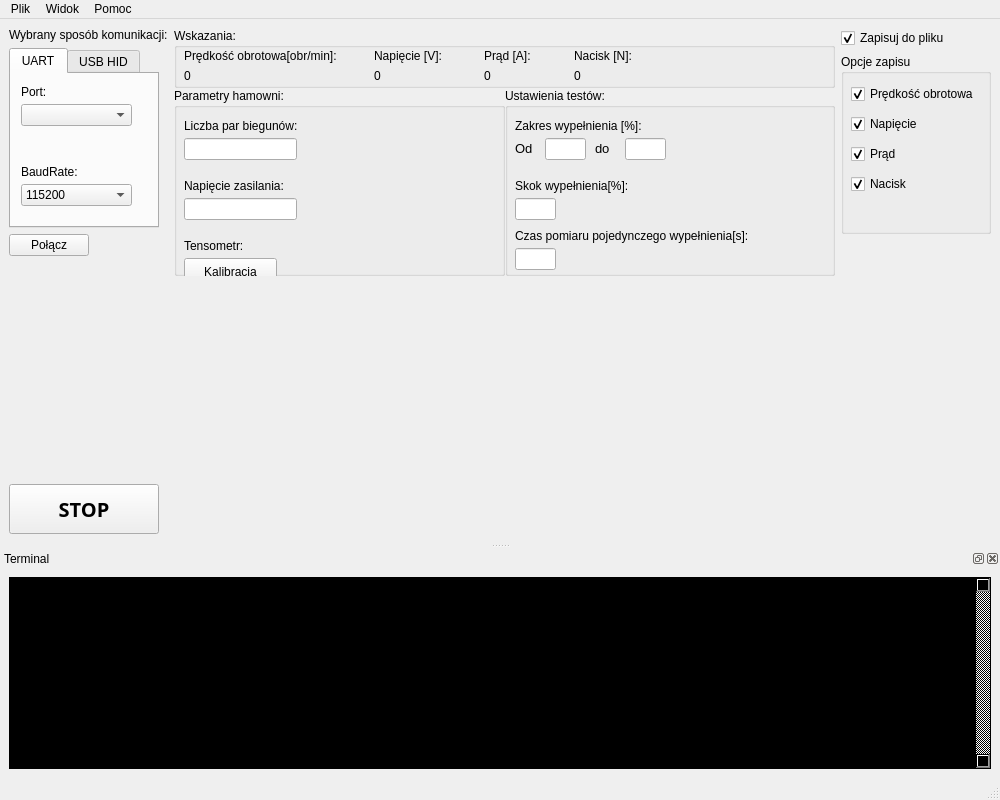
Qt form UI/MainWindowUI.ui (Szkodniq1/Propeller-Dynamometer) before a commit.
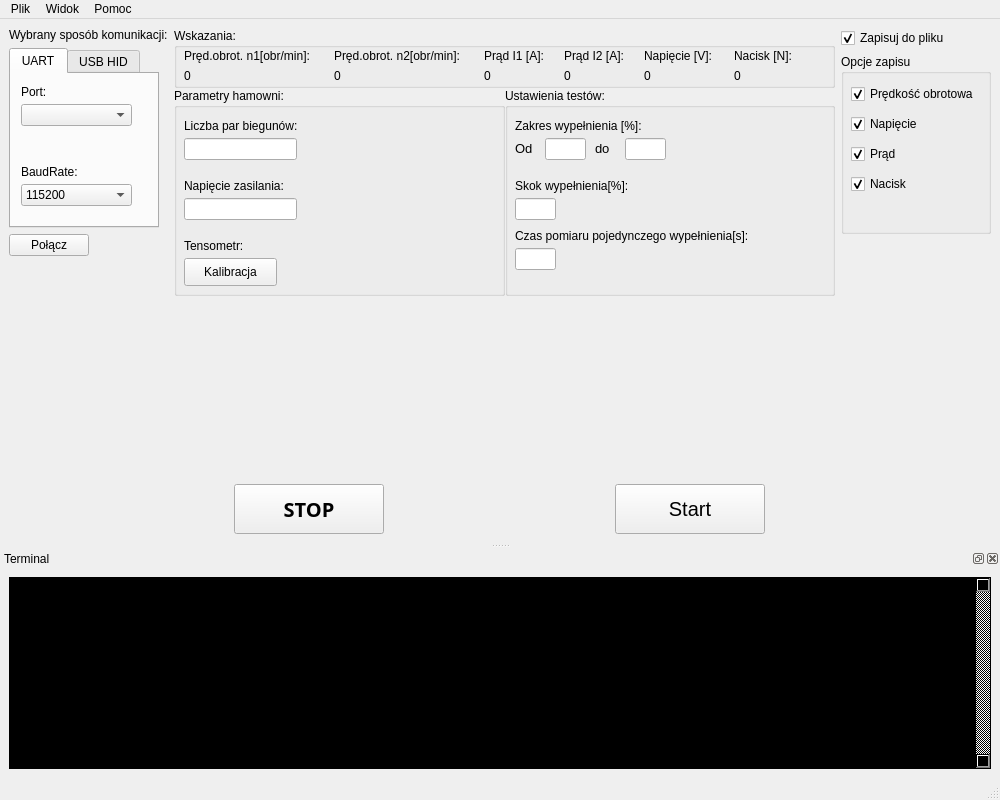
The same form after that commit. Icons and pictures are not drawn.

Diff of the .ui file:
```diff
--- a/UI/MainWindowUI.ui
+++ b/UI/MainWindowUI.ui
@@ -312,12 +312,12 @@
             <rect>
              <x>10</x>
              <y>20</y>
-             <width>171</width>
+             <width>151</width>
              <height>16</height>
             </rect>
            </property>
            <property name="text">
-            <string>Prędkość obrotowa[obr/min]:</string>
+            <string>Pręd.obrot. n1[obr/min]:</string>
            </property>
           </widget>
           <widget class="QLabel" name="speedMeter">
@@ -336,7 +336,7 @@
           <widget class="QLabel" name="label_15">
            <property name="geometry">
             <rect>
-             <x>200</x>
+             <x>470</x>
              <y>20</y>
              <width>81</width>
              <height>16</height>
@@ -349,7 +349,7 @@
           <widget class="QLabel" name="voltageMeter">
            <property name="geometry">
             <rect>
-             <x>200</x>
+             <x>470</x>
              <y>40</y>
              <width>55</width>
              <height>16</height>
@@ -364,12 +364,12 @@
             <rect>
              <x>310</x>
              <y>20</y>
-             <width>55</width>
+             <width>71</width>
              <height>16</height>
             </rect>
            </property>
            <property name="text">
-            <string>Prąd [A]:</string>
+            <string>Prąd I1 [A]:</string>
            </property>
           </widget>
           <widget class="QLabel" name="currentMeter">
@@ -388,7 +388,7 @@
           <widget class="QLabel" name="label_17">
            <property name="geometry">
             <rect>
-             <x>400</x>
+             <x>560</x>
              <y>20</y>
              <width>71</width>
              <height>16</height>
@@ -401,7 +401,59 @@
           <widget class="QLabel" name="pressureMeter">
            <property name="geometry">
             <rect>
-             <x>400</x>
+             <x>560</x>
+             <y>40</y>
+             <width>55</width>
+             <height>16</height>
+            </rect>
+           </property>
+           <property name="text">
+            <string>0</string>
+           </property>
+          </widget>
+          <widget class="QLabel" name="label_18">
+           <property name="geometry">
+            <rect>
+             <x>390</x>
+             <y>20</y>
+             <width>71</width>
+             <height>16</height>
+            </rect>
+           </property>
+           <property name="text">
+            <string>Prąd I2 [A]:</string>
+           </property>
+          </widget>
+          <widget class="QLabel" name="currentMeterI2">
+           <property name="geometry">
+            <rect>
+             <x>390</x>
+             <y>40</y>
+             <width>55</width>
+             <height>16</height>
+            </rect>
+           </property>
+           <property name="text">
+            <string>0</string>
+           </property>
+          </widget>
+          <widget class="QLabel" name="label_19">
+           <property name="geometry">
+            <rect>
+             <x>160</x>
+             <y>20</y>
+             <width>151</width>
+             <height>16</height>
+            </rect>
+           </property>
+           <property name="text">
+            <string>Pręd.obrot. n2[obr/min]:</string>
+           </property>
+          </widget>
+          <widget class="QLabel" name="speedMeterN2">
+           <property name="geometry">
+            <rect>
+             <x>160</x>
              <y>40</y>
              <width>55</width>
              <height>16</height>
@@ -632,7 +684,7 @@
           <property name="sizeHint" stdset="0">
            <size>
             <width>40</width>
-            <height>20</height>
+            <height>0</height>
            </size>
           </property>
          </spacer>
@@ -765,11 +817,13 @@
       <property name="sizeHint" stdset="0">
        <size>
         <width>20</width>
-        <height>40</height>
+        <height>30</height>
        </size>
       </property>
      </spacer>
     </item>
+    <item>
+     <layout class="QHBoxLayout" name="horizontalLayout_3">
     <item>
      <widget class="QPushButton" name="stopButton">
       <property name="sizePolicy">
@@ -803,8 +857,33 @@
       </property>
      </widget>
     </item>
-   </layout>
-   <zorder>stopButton</zorder>
+      <item>
+       <widget class="QPushButton" name="startTest">
+        <property name="sizePolicy">
+         <sizepolicy hsizetype="Minimum" vsizetype="Minimum">
+          <horstretch>0</horstretch>
+          <verstretch>0</verstretch>
+         </sizepolicy>
+        </property>
+        <property name="maximumSize">
+         <size>
+          <width>150</width>
+          <height>50</height>
+         </size>
+        </property>
+        <property name="font">
+         <font>
+          <pointsize>15</pointsize>
+         </font>
+        </property>
+        <property name="text">
+         <string>Start</string>
+        </property>
+       </widget>
+      </item>
+     </layout>
+    </item>
+   </layout>
    <zorder>verticalSpacer</zorder>
   </widget>
   <widget class="QMenuBar" name="menubar">
```
Left out of the diff: 5 changed lines with no effect on the pictures. Lines whose indentation alone changed are shown as unchanged.
